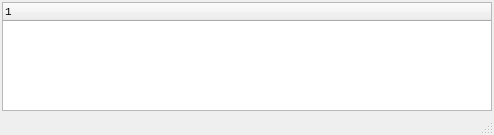
Old version of the form navigator/NavTableWindow.ui in the repository rprichard/CxxCodeBrowser.
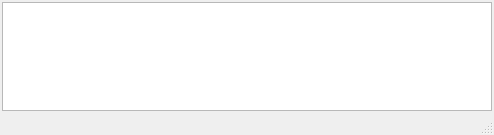
New version of the form.

Commit message: Use QAbstractItemModel as a model base class in addition to TableSupplier.

```diff
--- a/navigator/NavTableWindow.ui
+++ b/navigator/NavTableWindow.ui
@@ -19,18 +19,13 @@
      <number>2</number>
     </property>
     <item>
-     <widget class="QTreeWidget" name="treeWidget">
+     <widget class="QTreeView" name="treeView">
       <property name="font">
        <font>
         <family>Monospace</family>
         <pointsize>8</pointsize>
        </font>
       </property>
-      <column>
-       <property name="text">
-        <string notr="true">1</string>
-       </property>
-      </column>
      </widget>
     </item>
    </layout>
```
The commit also changes 7 other files.
